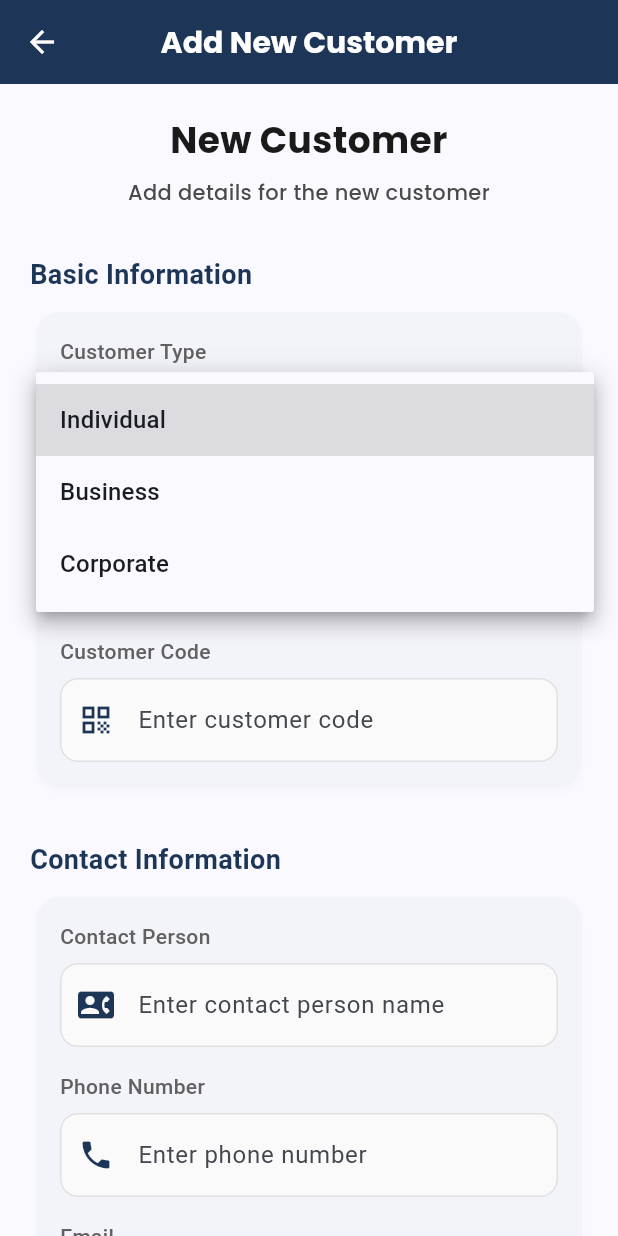
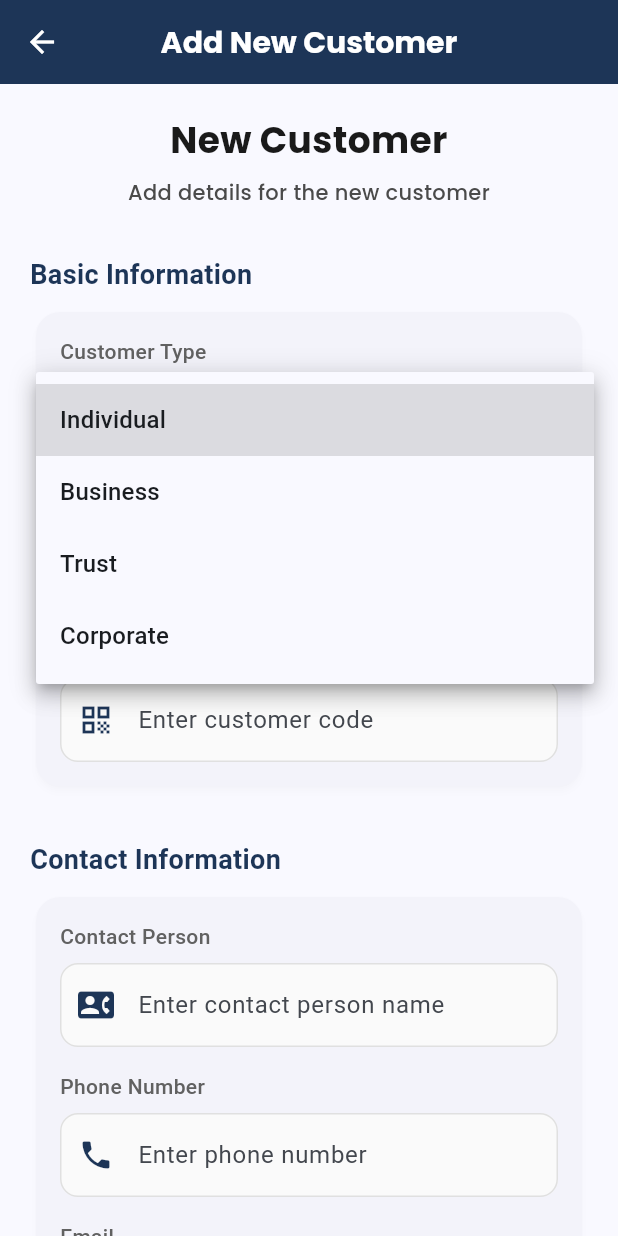
Before and after one commit to Aatif70/Pump-New, a Flutter app: the AddCustomerScreen screen opened directly, after a tap on "Individual", on a phone screen of 412 x 824 dp. Run offline on Flutter 3.47's test engine with Material 3 defaults, Android fonts, the light colour scheme and no system bars; our stand-ins replace fl_chart, google_fonts, image_picker, pdf, printing, share_plus and 1 more; accounts and stored records are empty; project files that could hold a hidden picture were left out.

Commit message:
Add Customers List - dropdown field 'Trust' added

```diff
--- a/lib/screens/customer/add_customer_screen.dart
+++ b/lib/screens/customer/add_customer_screen.dart
@@ -37,6 +37,7 @@ class _AddCustomerScreenState extends State<AddCustomerScreen> {
   final List<String> _customerTypeOptions = [
     'Individual',
     'Business',
+    'Trust',
     'Corporate'
   ];
 
```
